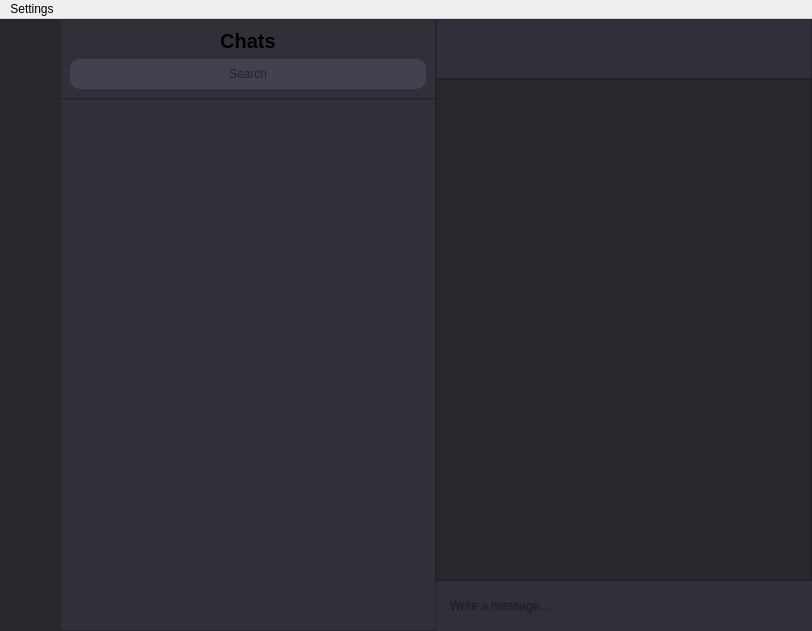
The window that ui_forms/chats_window.ui (StackTraceSoftware/Trace-Desktop) describes before a commit, drawn with Qt 5.
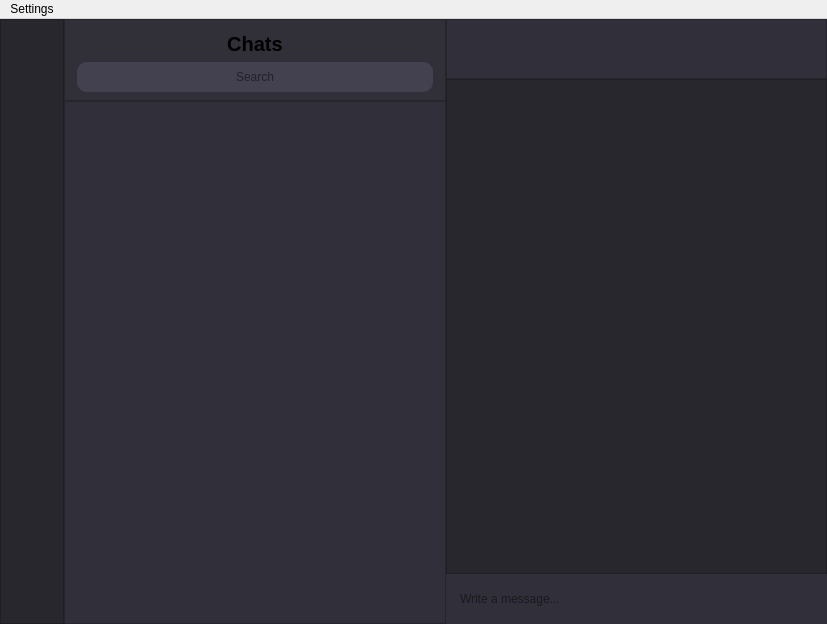
The same window after the commit. Icons and pictures are not drawn.

Commit message: add auto hiding scroll bar

Diff of the .ui file:
```diff
--- a/ui_forms/chats_window.ui
+++ b/ui_forms/chats_window.ui
@@ -6,8 +6,8 @@
    <rect>
     <x>0</x>
     <y>0</y>
-    <width>812</width>
-    <height>631</height>
+    <width>827</width>
+    <height>624</height>
    </rect>
   </property>
   <property name="windowTitle">
@@ -29,7 +29,7 @@
    <property name="styleSheet">
     <string notr="true">QWidget
 {
-background-color: rgb(40, 39, 46);
+background-color: rgb(49, 48, 58);
 }</string>
    </property>
    <layout class="QHBoxLayout" name="horizontalLayout_3">
@@ -49,16 +49,55 @@
      <number>0</number>
     </property>
     <item>
-     <layout class="QHBoxLayout" name="main_layout">
+     <layout class="QVBoxLayout" name="leftButtonLayout">
       <property name="spacing">
+       <number>0</number>
+      </property>
+      <item>
+       <widget class="QFrame" name="leftFrame">
+        <property name="minimumSize">
+         <size>
+          <width>50</width>
+          <height>0</height>
+         </size>
+        </property>
+        <property name="styleSheet">
+         <string notr="true">QFrame
+{
+	background-color: rgb(40, 39, 46);
+}</string>
+        </property>
+        <property name="frameShape">
+         <enum>QFrame::Shape::StyledPanel</enum>
+        </property>
+        <property name="frameShadow">
+         <enum>QFrame::Shadow::Raised</enum>
+        </property>
+        <layout class="QHBoxLayout" name="horizontalLayout_4">
+         <property name="spacing">
+          <number>0</number>
+         </property>
+         <property name="leftMargin">
+          <number>1</number>
+         </property>
+         <property name="topMargin">
+          <number>0</number>
+         </property>
+         <property name="rightMargin">
+          <number>1</number>
+         </property>
+         <property name="bottomMargin">
        <number>0</number>
       </property>
       <item alignment="Qt::AlignmentFlag::AlignTop">
        <widget class="QPushButton" name="menu_push_button">
+           <property name="enabled">
+            <bool>true</bool>
+           </property>
         <property name="minimumSize">
          <size>
           <width>60</width>
-          <height>60</height>
+             <height>40</height>
          </size>
         </property>
         <property name="cursor">
@@ -70,6 +109,7 @@
 	border: none;
 	background-color: rgb(40, 39, 46);
 	color: rgb(40, 39, 45);
+	margin-left: 0px;
 }</string>
         </property>
         <property name="text">
@@ -81,10 +121,13 @@
         </property>
         <property name="iconSize">
          <size>
-          <width>25</width>
-          <height>30</height>
-         </size>
-        </property>
+             <width>20</width>
+             <height>25</height>
+            </size>
+           </property>
+          </widget>
+         </item>
+        </layout>
        </widget>
       </item>
      </layout>
@@ -140,6 +183,21 @@
            <enum>QFrame::Shadow::Raised</enum>
           </property>
           <layout class="QVBoxLayout" name="verticalLayout_2">
+           <property name="spacing">
+            <number>-1</number>
+           </property>
+           <property name="leftMargin">
+            <number>12</number>
+           </property>
+           <property name="topMargin">
+            <number>12</number>
+           </property>
+           <property name="rightMargin">
+            <number>12</number>
+           </property>
+           <property name="bottomMargin">
+            <number>8</number>
+           </property>
            <item>
             <widget class="QLabel" name="label">
              <property name="font">
@@ -199,27 +257,22 @@
 	background-color: rgb(49, 48, 58);
 }
 
-QScrollBar:vertical {
-    background: rgb(49, 48, 58);
+QScrollBar:vertical
+{
 	width: 8px;
-	margin: 0px; 
-	border-radius: 7px;
 }
 
-QScrollBar::handle:vertical {
-    background: grey;
-    min-height: 20px;
-    border-radius: 7px;
+QScrollBar::handle:vertical
+{
+	background: grey;
+	border-radius : 4px;
 }
 
-QScrollBar::add-line:vertical, QScrollBar::sub-line:vertical {
-    background: rgb(49, 48, 58);
-    height: 0px;
+QScrollBar::add-page:vertical, QScrollBar::sub-page:vertical
+{
+	background: rgb(49, 48, 58);
 }
 
-QScrollBar::add-page:vertical, QScrollBar::sub-page:vertical {
-    background: rgb(49, 48, 58);
-}
 
 QScrollArea
 {
@@ -236,11 +289,17 @@
            <number>0</number>
           </property>
           <property name="verticalScrollBarPolicy">
-           <enum>Qt::ScrollBarPolicy::ScrollBarAlwaysOff</enum>
+           <enum>Qt::ScrollBarPolicy::ScrollBarAsNeeded</enum>
           </property>
           <property name="horizontalScrollBarPolicy">
            <enum>Qt::ScrollBarPolicy::ScrollBarAlwaysOff</enum>
           </property>
+          <property name="sizeAdjustPolicy">
+           <enum>QAbstractScrollArea::SizeAdjustPolicy::AdjustIgnored</enum>
+          </property>
+          <property name="autoScrollMargin">
+           <number>16</number>
+          </property>
           <property name="currentRow">
            <number>-1</number>
           </property>
@@ -302,6 +361,11 @@
            <string notr="true">QScrollBar
 {
 	background-color: rgb(49, 48, 58);
+}
+
+QListWidget
+{
+	background-color: rgb(40, 39, 46);
 }</string>
           </property>
           <property name="lineWidth">
@@ -382,7 +446,7 @@
     <rect>
      <x>0</x>
      <y>0</y>
-     <width>812</width>
+     <width>827</width>
      <height>24</height>
     </rect>
    </property>
```
Left out of the diff: 2 changed lines with no effect on the pictures. Lines whose indentation alone changed are shown as unchanged. The commit also changes 3 other files.
